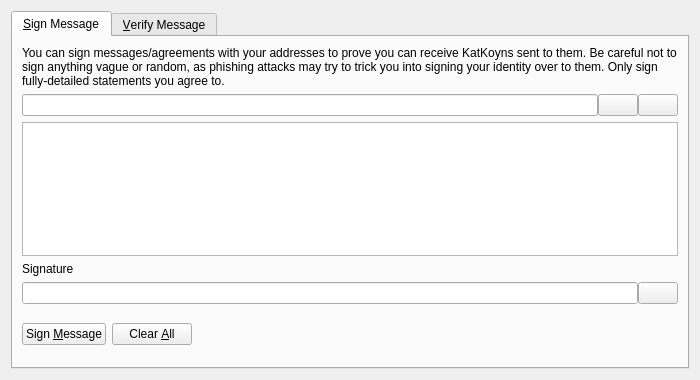
Old version of the form src/qt/forms/signverifymessagedialog.ui in the repository KatKoyn/katkoyn-client.
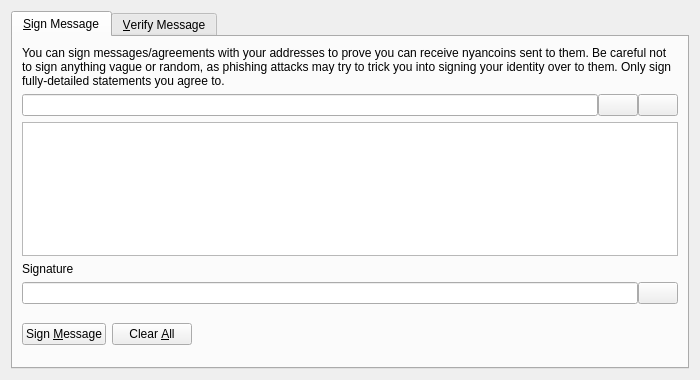
New version of the form. Icons and pictures are not drawn. Custom widgets are drawn as their Qt base class.

Commit message:
Revert "nyancoin to katkoyn text changes 1"
This reverts commit f985864d0e11c0b102cf12bd20a600c19ff3bfc2.

What changed in the file:
```diff
--- a/src/qt/forms/signverifymessagedialog.ui
+++ b/src/qt/forms/signverifymessagedialog.ui
@@ -30,7 +30,7 @@
        <item>
         <widget class="QLabel" name="infoLabel_SM">
          <property name="text">
-          <string>You can sign messages/agreements with your addresses to prove you can receive KatKoyns sent to them. Be careful not to sign anything vague or random, as phishing attacks may try to trick you into signing your identity over to them. Only sign fully-detailed statements you agree to.</string>
+          <string>You can sign messages/agreements with your addresses to prove you can receive nyancoins sent to them. Be careful not to sign anything vague or random, as phishing attacks may try to trick you into signing your identity over to them. Only sign fully-detailed statements you agree to.</string>
          </property>
          <property name="textFormat">
           <enum>Qt::PlainText</enum>
```
Left out of the diff: 8 changed lines with no effect on the pictures. The commit also changes 139 other files.
